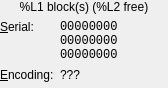
The window that src/mcrecover/ui/MemCardView.ui (GerbilSoft/mcrecover) describes before a commit, drawn with Qt 5.
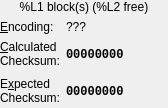
The same window after the commit.

Commit message:
MemCard: Calculate the header checksum.
MemCardView: Display the header checksum and indicate if it's incorrect.

The checksum algorithm is not displayed, since it's always AddInvDual16.

What changed in the file:
```diff
--- a/src/mcrecover/ui/MemCardView.ui
+++ b/src/mcrecover/ui/MemCardView.ui
@@ -7,7 +7,7 @@
     <x>0</x>
     <y>0</y>
     <width>168</width>
-    <height>88</height>
+    <height>108</height>
    </rect>
   </property>
   <layout class="QFormLayout" name="formLayout">
@@ -37,42 +37,6 @@
     </widget>
    </item>
    <item row="1" column="0">
-    <widget class="QLabel" name="lblSerialNumberTitle">
-     <property name="text">
-      <string>&amp;Serial:</string>
-     </property>
-     <property name="textFormat">
-      <enum>Qt::PlainText</enum>
-     </property>
-     <property name="alignment">
-      <set>Qt::AlignLeading|Qt::AlignLeft|Qt::AlignTop</set>
-     </property>
-     <property name="buddy">
-      <cstring>lblSerialNumber</cstring>
-     </property>
-    </widget>
-   </item>
-   <item row="1" column="1">
-    <widget class="QLabel" name="lblSerialNumber">
-     <property name="font">
-      <font>
-       <family>Monospace</family>
-      </font>
-     </property>
-     <property name="text">
-      <string notr="true">00000000
-00000000
-00000000</string>
-     </property>
-     <property name="textFormat">
-      <enum>Qt::PlainText</enum>
-     </property>
-     <property name="textInteractionFlags">
-      <set>Qt::LinksAccessibleByMouse|Qt::TextSelectableByKeyboard|Qt::TextSelectableByMouse</set>
-     </property>
-    </widget>
-   </item>
-   <item row="2" column="0">
     <widget class="QLabel" name="lblEncodingTitle">
      <property name="text">
       <string>&amp;Encoding:</string>
@@ -85,7 +49,7 @@
      </property>
     </widget>
    </item>
-   <item row="2" column="1">
+   <item row="1" column="1">
     <widget class="QLabel" name="lblEncoding">
      <property name="sizePolicy">
       <sizepolicy hsizetype="MinimumExpanding" vsizetype="Preferred">
@@ -104,6 +68,101 @@
      </property>
     </widget>
    </item>
+   <item row="2" column="0">
+    <widget class="QLabel" name="lblChecksumActualTitle">
+     <property name="text">
+      <string>&amp;Calculated
+Checksum:</string>
+     </property>
+     <property name="textFormat">
+      <enum>Qt::PlainText</enum>
+     </property>
+     <property name="alignment">
+      <set>Qt::AlignLeading|Qt::AlignLeft|Qt::AlignTop</set>
+     </property>
+     <property name="wordWrap">
+      <bool>true</bool>
+     </property>
+     <property name="buddy">
+      <cstring>lblChecksumActual</cstring>
+     </property>
+    </widget>
+   </item>
+   <item row="2" column="1">
+    <widget class="QLabel" name="lblChecksumActual">
+     <property name="sizePolicy">
+      <sizepolicy hsizetype="MinimumExpanding" vsizetype="MinimumExpanding">
+       <horstretch>0</horstretch>
+       <verstretch>0</verstretch>
+      </sizepolicy>
+     </property>
+     <property name="font">
+      <font>
+       <family>Monospace</family>
+       <weight>75</weight>
+       <bold>true</bold>
+      </font>
+     </property>
+     <property name="text">
+      <string notr="true">00000000</string>
+     </property>
+     <property name="textFormat">
+      <enum>Qt::RichText</enum>
+     </property>
+     <property name="textInteractionFlags">
+      <set>Qt::LinksAccessibleByMouse|Qt::TextSelectableByKeyboard|Qt::TextSelectableByMouse</set>
+     </property>
+    </widget>
+   </item>
+   <item row="3" column="0">
+    <widget class="QLabel" name="lblChecksumExpectedTitle">
+     <property name="text">
+      <string>E&amp;xpected
+Checksum:</string>
+     </property>
+     <property name="textFormat">
+      <enum>Qt::PlainText</enum>
+     </property>
+     <property name="alignment">
+      <set>Qt::AlignLeading|Qt::AlignLeft|Qt::AlignTop</set>
+     </property>
+     <property name="wordWrap">
+      <bool>true</bool>
+     </property>
+     <property name="textInteractionFlags">
+      <set>Qt::LinksAccessibleByMouse</set>
+     </property>
+     <property name="buddy">
+      <cstring>lblChecksumExpected</cstring>
+     </property>
+    </widget>
+   </item>
+   <item row="3" column="1">
+    <widget class="QLabel" name="lblChecksumExpected">
+     <property name="sizePolicy">
+      <sizepolicy hsizetype="MinimumExpanding" vsizetype="MinimumExpanding">
+       <horstretch>0</horstretch>
+       <verstretch>0</verstretch>
+      </sizepolicy>
+     </property>
+     <property name="font">
+      <font>
+       <family>Monospace</family>
+       <weight>75</weight>
+       <bold>true</bold>
+      </font>
+     </property>
+     <property name="text">
+      <string notr="true">00000000</string>
+     </property>
+     <property name="textFormat">
+      <enum>Qt::RichText</enum>
+     </property>
+     <property name="textInteractionFlags">
+      <set>Qt::LinksAccessibleByMouse|Qt::TextSelectableByKeyboard|Qt::TextSelectableByMouse</set>
+     </property>
+    </widget>
+   </item>
   </layout>
  </widget>
  <resources/>
```
The commit also changes 3 other files.
